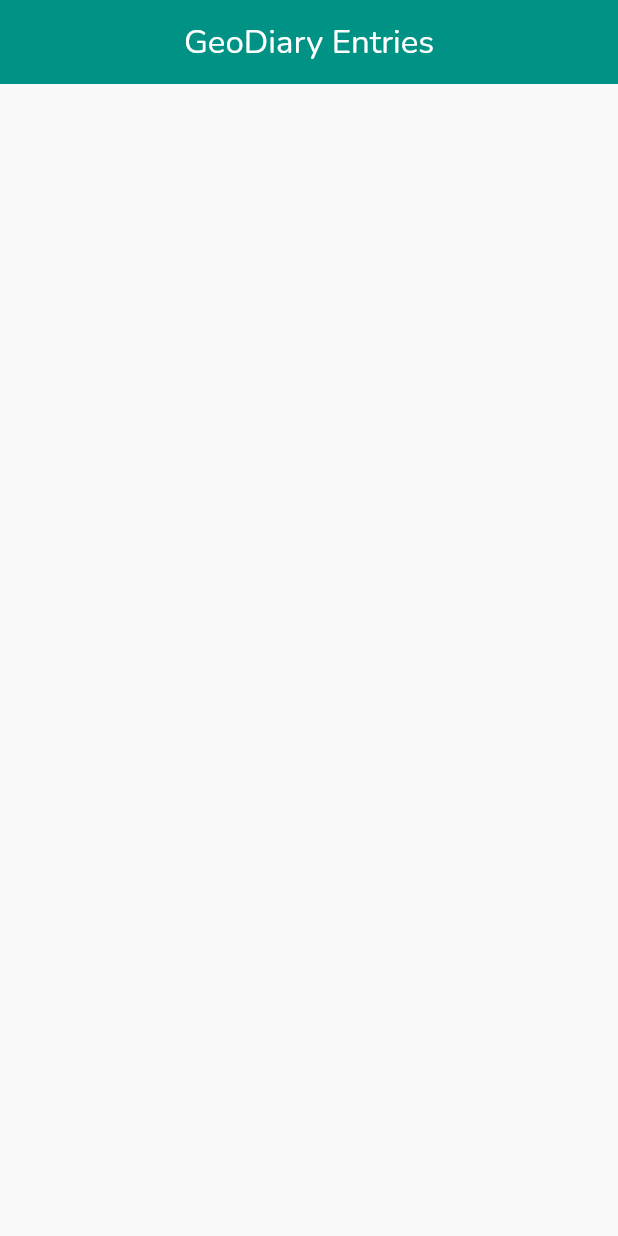
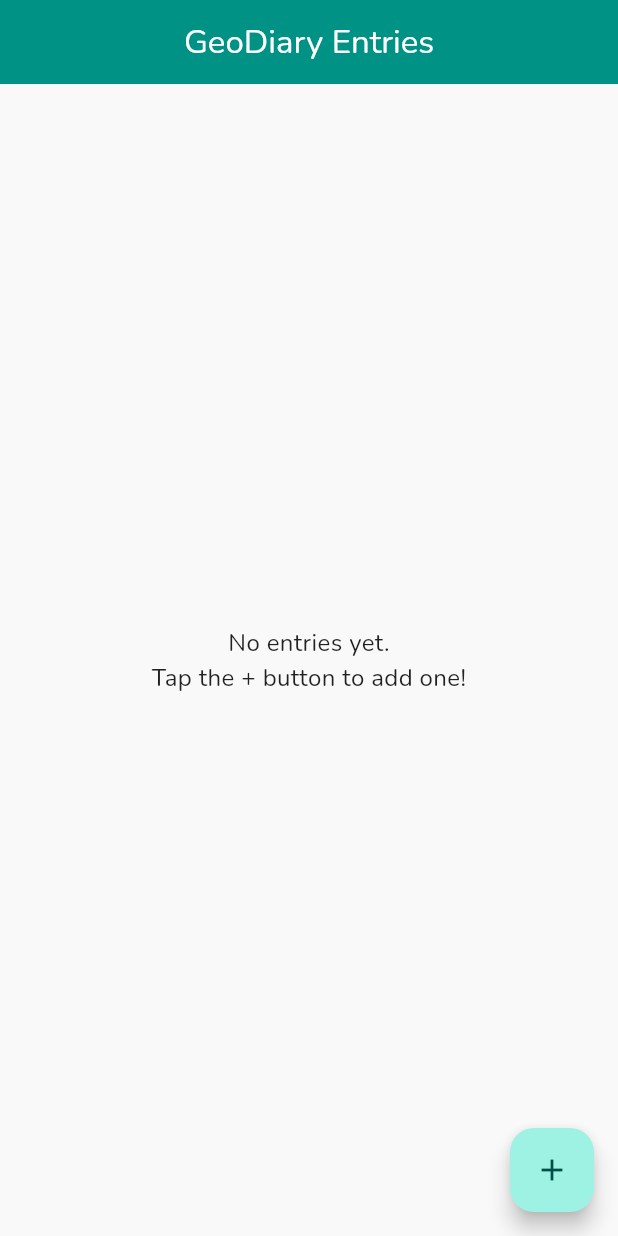
Before and after one commit to EdinGrech/geodiary, a Flutter app: the screen it shows after launch, on a phone screen of 412 x 824 dp. Run offline on Flutter 3.47's test engine with Material 3 defaults, Android fonts, the phone set to English and light mode, and no system bars; our stand-ins replace firebase_analytics, firebase_core, firebase_database, flutter_local_notifications, geolocator, google_fonts; accounts and stored records are empty.

Commit message:
feat: added journel list and entry widget

```diff
--- a/lib/screens/main_screen.dart
+++ b/lib/screens/main_screen.dart
@@ -1,6 +1,9 @@
 import 'package:flutter/material.dart';
+import 'package:geodiary/models/journal_entry.dart';
+import 'package:geodiary/screens/new_entry_screen.dart';
 import 'package:geodiary/services/firebase_service.dart';
 import 'package:geodiary/widgets/entry_list_item.dart';
+
 class MainScreen extends StatefulWidget {
   const MainScreen({super.key});
 
@@ -9,12 +12,57 @@ class MainScreen extends StatefulWidget {
 }
 
 class _MainScreenState extends State<MainScreen> {
+  final FirebaseService _firebaseService = FirebaseService();
+
+   @override
+   void initState() {
+     super.initState();
+     _firebaseService.logScreenView('MainScreen');
+   }
+
   @override
   Widget build(BuildContext context) {
     return Scaffold(
       appBar: AppBar(
         title: const Text('GeoDiary Entries'),
       ),
+      body: StreamBuilder<List<JournalEntry>>(
+        stream: _firebaseService.getEntriesStream(),
+        builder: (context, snapshot) {
+          if (snapshot.connectionState == ConnectionState.waiting) {
+            return const Center(child: CircularProgressIndicator());
+          }
+          if (snapshot.hasError) {
+            print('StreamBuilder Error: ${snapshot.error}');
+            return Center(child: Text('Error loading entries: ${snapshot.error}'));
+          }
+          if (!snapshot.hasData || snapshot.data!.isEmpty) {
+            return const Center(
+              child: Text(
+                'No entries yet.\nTap the + button to add one!',
+                textAlign: TextAlign.center,
+              ),
+            );
+          }
+
+          final entries = snapshot.data!;
+          return ListView.builder(
+            itemCount: entries.length,
+            itemBuilder: (ctx, index) {
+              return EntryListItem(entry: entries[index]);
+            },
+          );
+        },
+      ),
+      floatingActionButton: FloatingActionButton(
+        onPressed: () {
+          Navigator.of(context).push(
+            MaterialPageRoute(builder: (ctx) => const NewEntryScreen()),
+          );
+        },
+        tooltip: 'Add New Entry',
+        child: const Icon(Icons.add),
+      ),
     );
   }
 }
```
Also changed, not shown: lib/widgets/entry_list_item.dart (added, +41 -0 lines).
